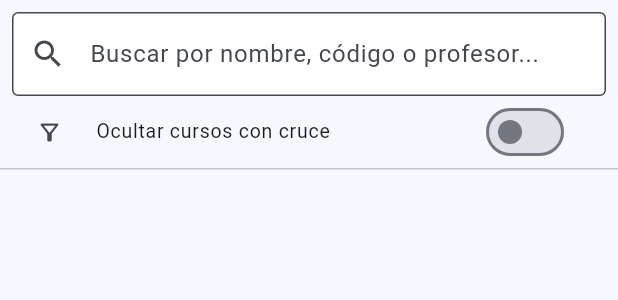
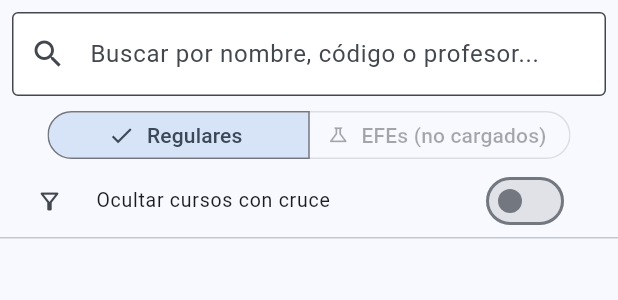
Before and after one commit to johnbarraza/MatriculaUp, a Flutter app: the CourseSearchList widget shown alone on an empty page, opened directly, on a phone screen of 412 x 824 dp. Shown: the top 300 px of the screen. Run offline on Flutter 3.47's test engine with Material 3 defaults, Android fonts, the phone set to English and light mode, and no system bars; our stand-ins replace file_picker.

Commit message:
feat(ui): add Regulares/EFEs toggle in course search panel
- SegmentedButton filters list by source: Regulares vs EFEs
- EFE tab disabled with label when JSON not loaded yet
- Auto-reverts to Regulares if EFEs are unloaded
- Strips '[EFE] ' prefix from names when EFE tab is active

Co-Authored-By: Claude Sonnet 4.6 <noreply@anthropic.com>

```diff
--- a/matriculaup_app/lib/ui/components/course_search_list.dart
+++ b/matriculaup_app/lib/ui/components/course_search_list.dart
@@ -13,11 +13,18 @@ class CourseSearchList extends StatefulWidget {
 class _CourseSearchListState extends State<CourseSearchList> {
   String _searchQuery = '';
   bool _hideConflicts = false;
+  bool _showEfe = false; // false = Regulares, true = EFEs
 
   @override
   Widget build(BuildContext context) {
     final state = context.watch<ScheduleState>();
-    final allCourses = state.allVisibleCourses;
+
+    // Auto-switch to regular if EFEs were unloaded
+    if (_showEfe && state.efeCourses.isEmpty) {
+      _showEfe = false;
+    }
+
+    final allCourses = _showEfe ? state.efeCourses : state.allCourses;
 
     // Filter by name, code, or professor. Optionally hide fully-conflicting courses.
     final filteredCourses = allCourses.where((c) {
@@ -61,6 +68,36 @@ class _CourseSearchListState extends State<CourseSearchList> {
               fillColor: Colors.white,
             ),
             onChanged: (value) => setState(() => _searchQuery = value),
+          ),
+        ),
+
+        // ── Regular / EFE toggle ─────────────────────────────────────────
+        Padding(
+          padding: const EdgeInsets.fromLTRB(8, 6, 8, 0),
+          child: SegmentedButton<bool>(
+            segments: [
+              const ButtonSegment<bool>(
+                value: false,
+                label: Text('Regulares'),
+                icon: Icon(Icons.menu_book_outlined, size: 15),
+              ),
+              ButtonSegment<bool>(
+                value: true,
+                enabled: state.efeCourses.isNotEmpty,
+                label: Text(
+                  state.efeCourses.isEmpty ? 'EFEs (no cargados)' : 'EFEs (${state.efeCourses.length})',
+                ),
+                icon: const Icon(Icons.science_outlined, size: 15),
+              ),
+            ],
+            selected: {_showEfe},
+            onSelectionChanged: (s) => setState(() => _showEfe = s.first),
+            style: ButtonStyle(
+              padding: WidgetStateProperty.all(
+                const EdgeInsets.symmetric(horizontal: 4),
+              ),
+              visualDensity: VisualDensity.compact,
+            ),
           ),
         ),
 
@@ -137,7 +174,9 @@ class _CourseSearchListState extends State<CourseSearchList> {
                     crossAxisAlignment: CrossAxisAlignment.start,
                     children: [
                       Text(
-                        course.nombre,
+                        _showEfe
+                            ? course.nombre.replaceFirst('[EFE] ', '')
+                            : course.nombre,
                         style: const TextStyle(fontWeight: FontWeight.bold),
                       ),
                       ?curriculumTag,
```
